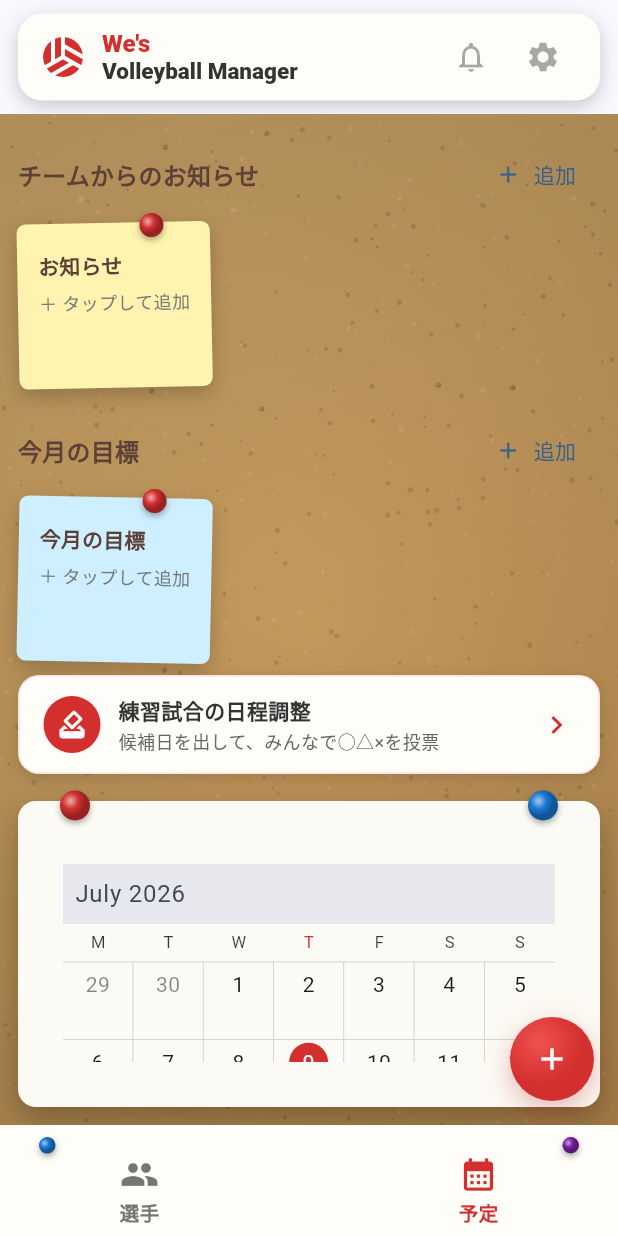
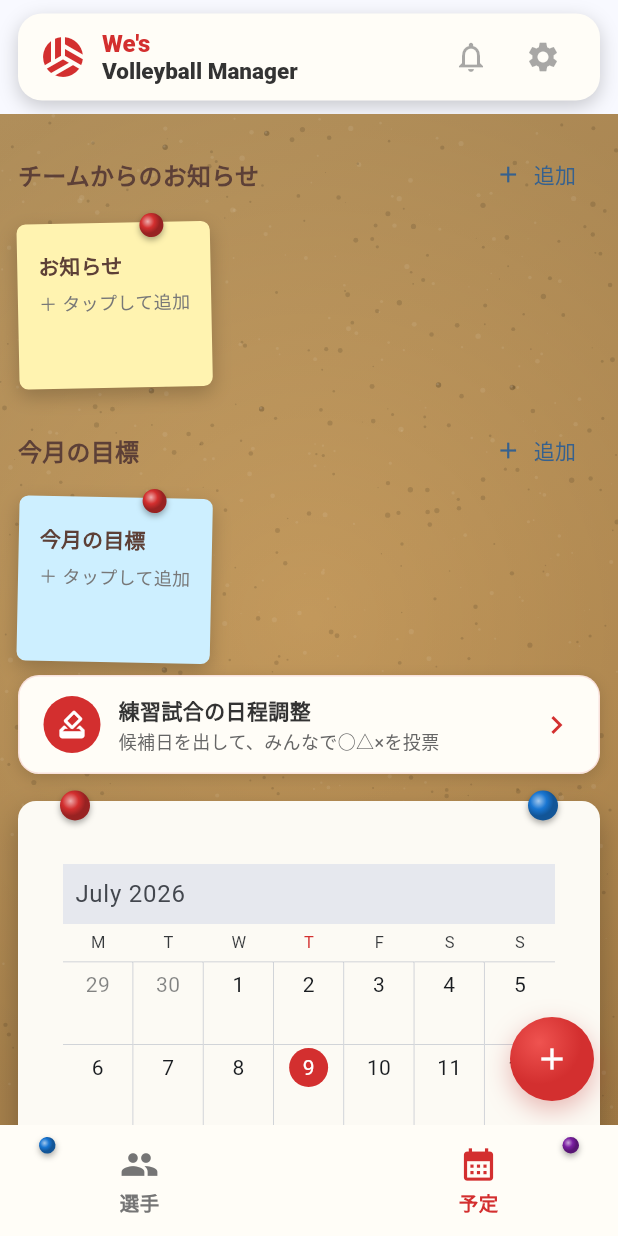
Before and after one commit to rsktkd2003-afk/we-s-volleyball-manager, a Flutter app: the screen it shows once a user with an empty profile is signed in, after a tap on "予定", on a phone screen of 412 x 824 dp. Run offline on Flutter 3.47's test engine with Material 3 defaults, Android fonts, the phone set to English and light mode, and no system bars; drawn by our look-alikes of syncfusion_flutter_calendar; our stand-ins replace cloud_firestore, firebase_auth, firebase_core, flutter_riverpod, table_calendar; accounts and stored records are empty.

Commit message:
今日の作業

```diff
--- a/lib/screens/schedule_screen.dart
+++ b/lib/screens/schedule_screen.dart
@@ -236,6 +236,28 @@ class _ScheduleScreenState extends State<ScheduleScreen> {
     return Scaffold(
       body: CorkBoardBackground(
         child: SafeArea(
+          child: LayoutBuilder(
+            builder: (context, constraints) {
+              // 幅600px未満をスマホ扱いにする。
+              // syncfusion_flutter_calendar 33.2.12 の月表示は、カレンダーの
+              // 描画高さが小さすぎると予定バーの角丸半径が負になり
+              // geometry.dart の assert (tlRadiusX >= 0) で落ちるため、
+              // どちらのレイアウトでもカレンダーの高さを潰さないようにする。
+              final isMobile = constraints.maxWidth < 600;
+              return isMobile ? _buildMobileLayout() : _buildWideLayout();
+            },
+          ),
+        ),
+      ),
+      floatingActionButton:
+          WesFab(onPressed: _onAddPressed, tooltip: '予定を追加'),
+    );
+  }
+
+  /// スマホ(幅600px未満): 画面全体を縦スクロールにし、
+  /// カレンダーには固定高さ620pxを与えて表示領域を保証する。
+  Widget _buildMobileLayout() {
+    return SingleChildScrollView(
       child: Column(
         children: [
           BulletinStickyArea(
@@ -243,15 +265,30 @@ class _ScheduleScreenState extends State<ScheduleScreen> {
             isAdmin: isAdmin,
           ),
           const MatchPollEntryCard(),
+          SizedBox(
+            height: 620,
+            width: double.infinity,
+            child: PinnedPaperCard(child: _buildCalendar()),
+          ),
+        ],
+      ),
+    );
+  }
 
+  /// PC・タブレット(幅600px以上): 従来どおり Expanded で残り領域いっぱいに
+  /// カレンダーを表示。ウィンドウが極端に低い場合のみ最低高さ500pxを保証。
+  Widget _buildWideLayout() {
+    return Column(
+      children: [
+        BulletinStickyArea(
+          visibleMonth: _visibleMonth,
+          isAdmin: isAdmin,
+        ),
+        const MatchPollEntryCard(),
         Expanded(
           child: PinnedPaperCard(
             child: LayoutBuilder(
               builder: (context, constraints) {
-                      // syncfusion_flutter_calendar 33.2.12 の月表示は、
-                      // カレンダーの描画高さが小さすぎると予定バーの角丸半径が
-                      // 負になり geometry.dart の assert (tlRadiusX >= 0) で落ちる。
-                      // 最低高さを保証し、実領域が足りないときだけスクロールで逃がす。
                 const minCalendarHeight = 500.0;
                 final calendar = _buildCalendar();
                 if (constraints.maxHeight >= minCalendarHeight) {
@@ -271,11 +308,6 @@ class _ScheduleScreenState extends State<ScheduleScreen> {
           ),
         ),
       ],
-          ),
-        ),
-      ),
-      floatingActionButton:
-          WesFab(onPressed: _onAddPressed, tooltip: '予定を追加'),
     );
   }
 
--- a/lib/widgets/wes_bottom_nav.dart
+++ b/lib/widgets/wes_bottom_nav.dart
@@ -86,8 +86,14 @@ class _NavItem extends StatelessWidget {
     return InkWell(
       onTap: onTap,
       borderRadius: BorderRadius.circular(18),
-      child: Padding(
-        padding: const EdgeInsets.only(top: 8),
+      // 修正: 固定の top padding 8 + アイコン + テキストの合計高さが
+      // BottomAppBar 内の利用可能高さ(約42px)を超えて
+      // 「RenderFlex overflowed by 6.0 pixels」が発生していた。
+      // Center + FittedBox(scaleDown) で、収まるときは等倍のまま中央配置、
+      // 収まらない環境でも縮小してオーバーフローを防ぐ。
+      child: Center(
+        child: FittedBox(
+          fit: BoxFit.scaleDown,
           child: Column(
             mainAxisSize: MainAxisSize.min,
             children: [
@@ -104,6 +110,7 @@ class _NavItem extends StatelessWidget {
             ],
           ),
         ),
+      ),
     );
   }
 }
```
Also changed, not shown: lib/datasources/team_schedule_data_source.dart (+20 -4 lines), 1 other file. Lines whose indentation alone changed are shown as unchanged.
